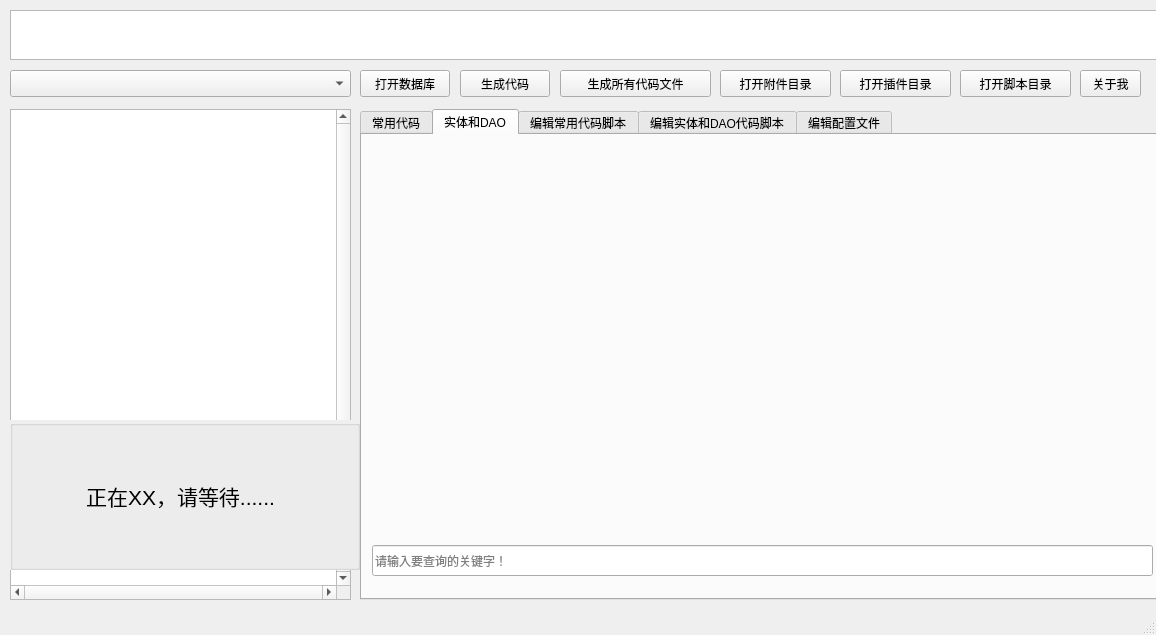
The window that ui/mainWindow.ui (wcss2010/pythonCodeFactory) describes before a commit, drawn with Qt 5.
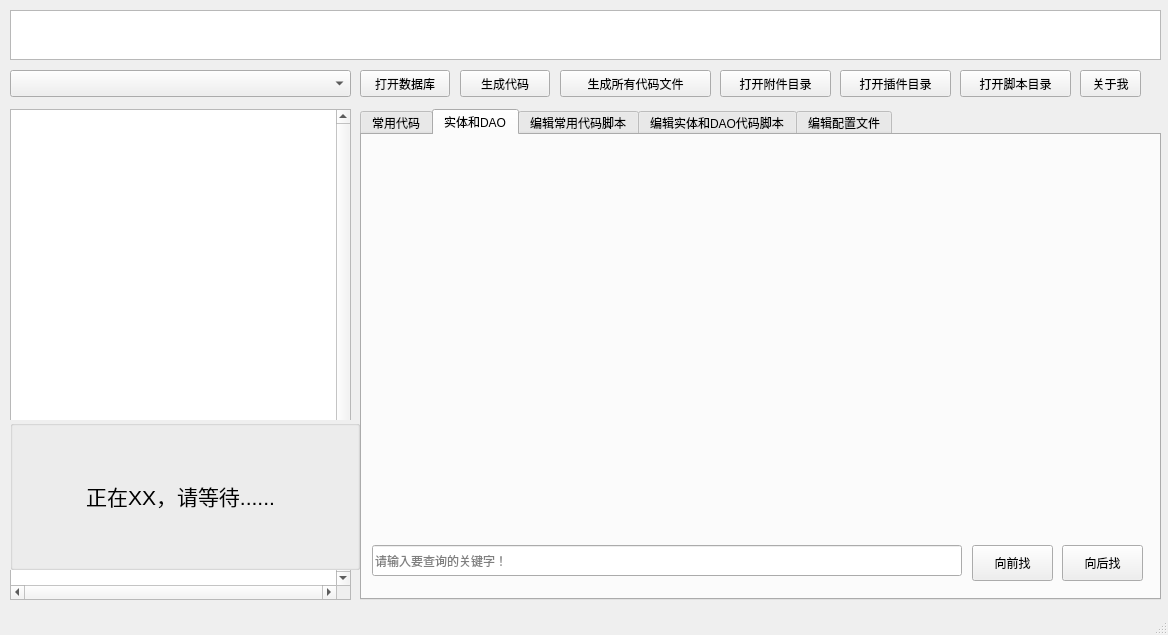
The same window after the commit. The open tabs and pages were chosen to show the change. Custom widgets are drawn as their Qt base class.

Diff of the .ui file:
```diff
--- a/ui/mainWindow.ui
+++ b/ui/mainWindow.ui
@@ -9,7 +9,7 @@
    <rect>
     <x>0</x>
     <y>0</y>
-    <width>1156</width>
+    <width>1168</width>
     <height>635</height>
    </rect>
   </property>
@@ -110,7 +110,7 @@
        <rect>
         <x>10</x>
         <y>410</y>
-        <width>781</width>
+        <width>590</width>
         <height>31</height>
        </rect>
       </property>
@@ -118,6 +118,32 @@
        <string>请输入要查询的关键字！</string>
       </property>
      </widget>
+     <widget class="QPushButton" name="btnEADAfterFind">
+      <property name="geometry">
+       <rect>
+        <x>700</x>
+        <y>410</y>
+        <width>81</width>
+        <height>36</height>
+       </rect>
+      </property>
+      <property name="text">
+       <string>向后找</string>
+      </property>
+     </widget>
+     <widget class="QPushButton" name="btnEADBeforeFind">
+      <property name="geometry">
+       <rect>
+        <x>610</x>
+        <y>410</y>
+        <width>81</width>
+        <height>36</height>
+       </rect>
+      </property>
+      <property name="text">
+       <string>向前找</string>
+      </property>
+     </widget>
     </widget>
     <widget class="QWidget" name="tabNormalScript">
      <attribute name="title">
```
Left out of the diff: 32 changed lines with no effect on the pictures.
